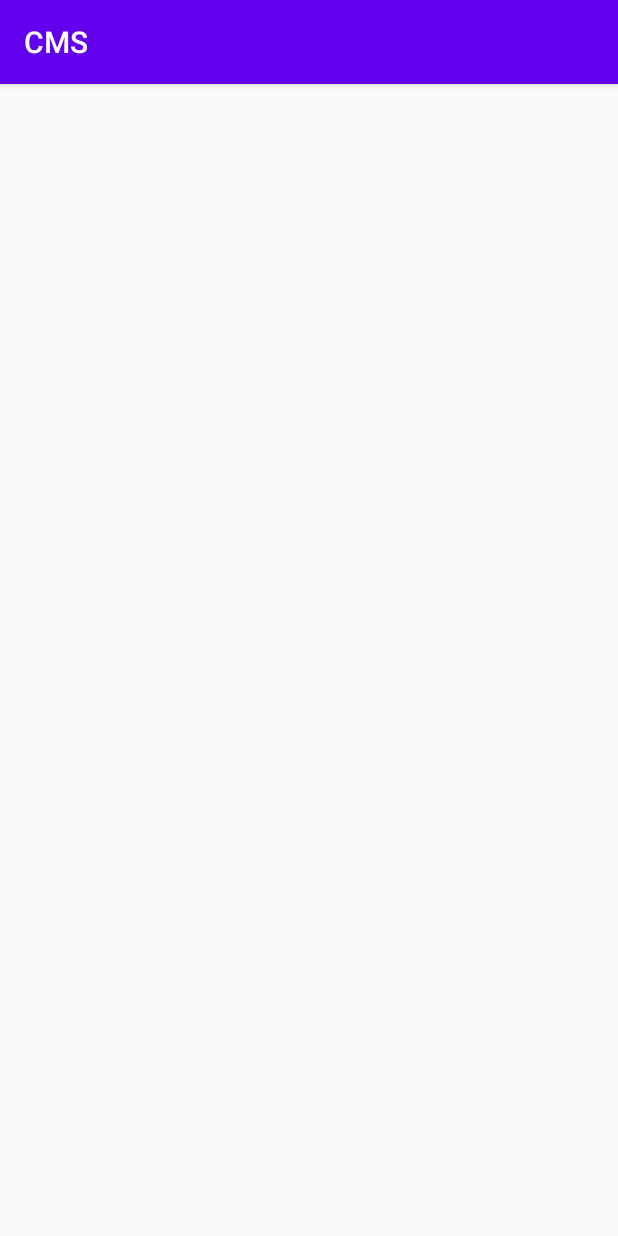
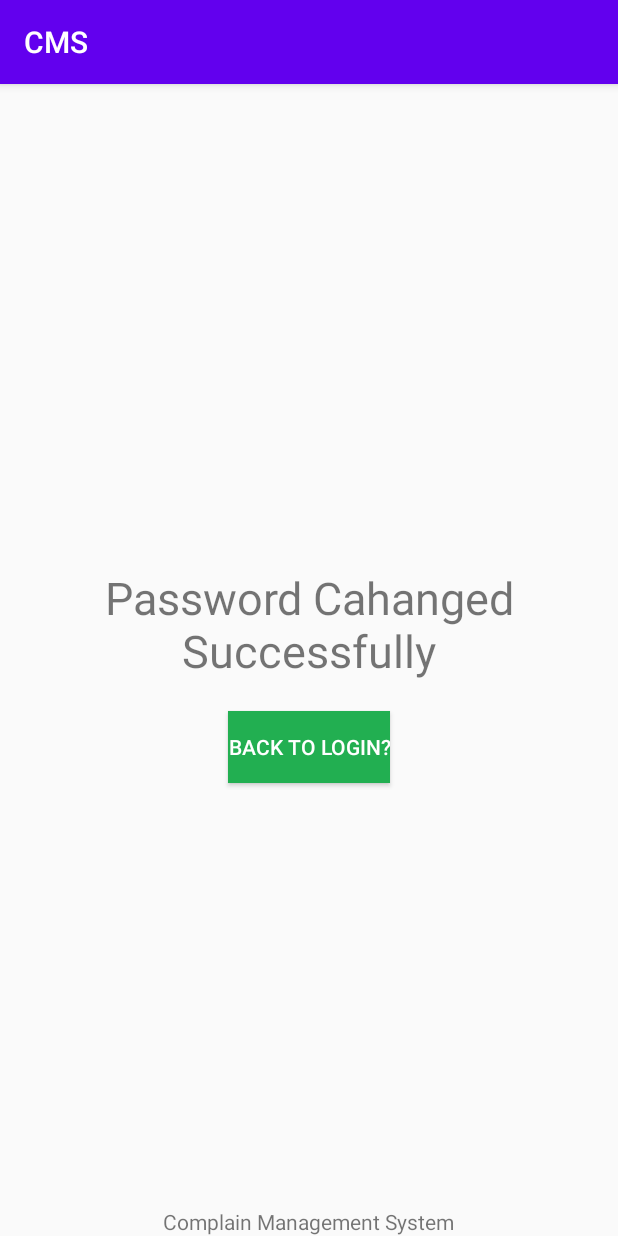
Before and after one commit to bk703/CMS, an Android app: the PasswordChanged screen opened directly, with no data from a screen before it, on a phone screen of 412 x 824 dp. Run offline under Robolectric (Android 15) with nearby library versions, the phone set to English and light mode, and no system bars.

```diff
--- a/app/src/main/res/layout/activity_account_activation.xml
+++ b/app/src/main/res/layout/activity_account_activation.xml
@@ -94,4 +94,5 @@ tools:context=".AccountActivation">
     </LinearLayout>
 
 </LinearLayout>
+
 </LinearLayout>
--- a/app/src/main/res/layout/activity_password_changed.xml
+++ b/app/src/main/res/layout/activity_password_changed.xml
@@ -1,9 +1,42 @@
 <?xml version="1.0" encoding="utf-8"?>
-<androidx.constraintlayout.widget.ConstraintLayout xmlns:android="http://schemas.android.com/apk/res/android"
-    xmlns:app="http://schemas.android.com/apk/res-auto"
-    xmlns:tools="http://schemas.android.com/tools"
+<RelativeLayout
+xmlns:android="http://schemas.android.com/apk/res/android"
+xmlns:app="http://schemas.android.com/apk/res-auto"
+xmlns:tools="http://schemas.android.com/tools"
+android:layout_width="match_parent"
+android:layout_height="match_parent"
+tools:context=".PasswordChanged">
+
+<LinearLayout android:layout_height="match_parent"
     android:layout_width="match_parent"
-    android:layout_height="match_parent"
-    tools:context=".PasswordChanged">
+    android:orientation="vertical"
+    android:layout_centerInParent="true"
+    android:layout_centerHorizontal="true"
+    android:gravity="center">
 
-</androidx.constraintlayout.widget.ConstraintLayout>
+    <TextView
+        android:layout_marginTop="20dp"
+        android:gravity="center"
+        android:layout_width="wrap_content"
+        android:layout_height="wrap_content"
+        android:text="Password Cahanged Successfully"
+        android:textSize="30dp" />
+
+    <Button
+        android:layout_width="wrap_content"
+        android:layout_height="wrap_content"
+        android:layout_marginTop="20dp"
+        android:text="Back to Login?"
+        android:textColor="#FFF"
+        android:background="#22AF51" />
+</LinearLayout>
+
+<TextView
+    android:layout_width="wrap_content"
+    android:layout_height="wrap_content"
+    android:id="@+id/footer"
+    android:layout_alignParentBottom="true"
+    android:layout_centerInParent="true"
+    android:text="Complain Management System" />
+
+</RelativeLayout>
--- a/app/src/main/res/layout/activity_term_and_condition.xml
+++ b/app/src/main/res/layout/activity_term_and_condition.xml
@@ -1,9 +1,10 @@
 <?xml version="1.0" encoding="utf-8"?>
-<androidx.constraintlayout.widget.ConstraintLayout xmlns:android="http://schemas.android.com/apk/res/android"
+<RelativeLayout xmlns:android="http://schemas.android.com/apk/res/android"
     xmlns:app="http://schemas.android.com/apk/res-auto"
     xmlns:tools="http://schemas.android.com/tools"
     android:layout_width="match_parent"
     android:layout_height="match_parent"
-    tools:context=".TermAndCondition">
+    tools:context=".TermAndCondition"
+    android:background="@drawable/termsconditions">
 
-</androidx.constraintlayout.widget.ConstraintLayout>
+</RelativeLayout>
```
Also changed, not shown: app/src/main/res/drawable/termsconditions.png (added).
